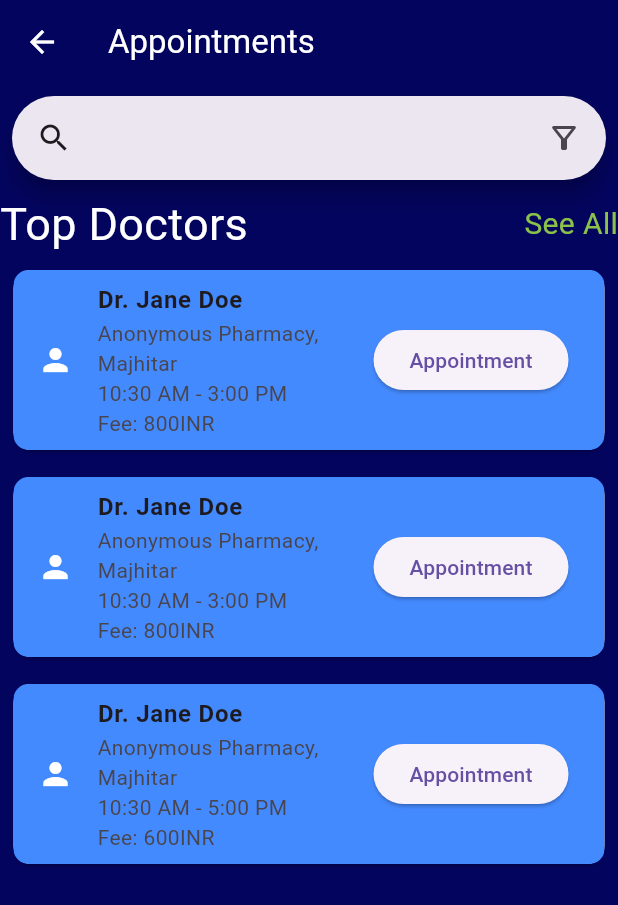
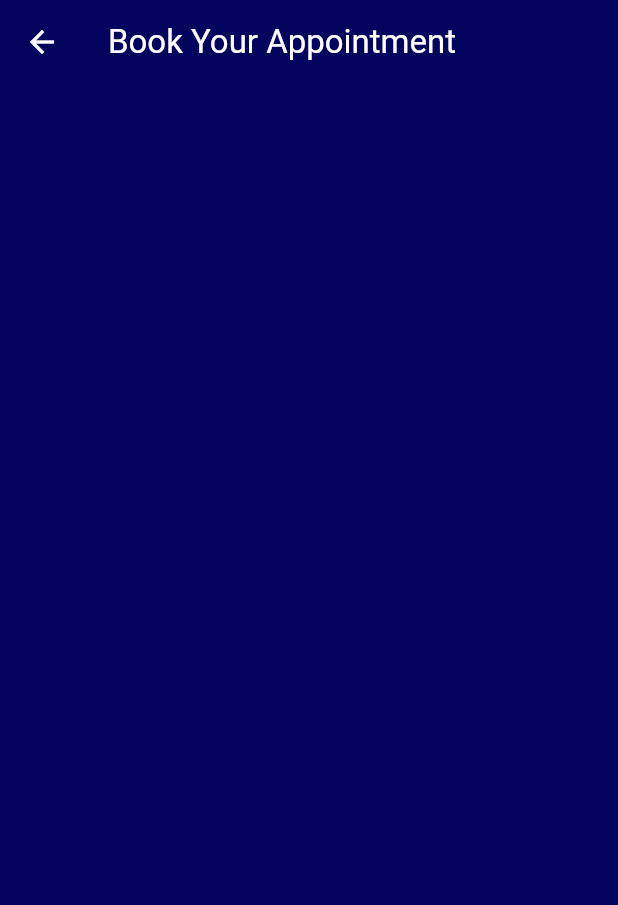
Before and after one commit to Google-Solutions-Challenge/PharmaQuill-App, a Flutter app: the Appointment screen opened by its route, after a tap on "Appointment", on a phone screen of 412 x 824 dp. Shown: the top 905 px of the screen. Run offline on Flutter 3.47's test engine with Material 3 defaults, Android fonts, the phone set to English and light mode, and no system bars; our stand-ins replace gradient_borders; missing offline and left inert: fancy_password_field.

Commit message:
Added Visit route

```diff
--- a/pharmaquill/lib/components/appointment.dart
+++ b/pharmaquill/lib/components/appointment.dart
@@ -127,7 +127,7 @@ class DoctorList extends StatelessWidget {
               leading: const Icon(
                 Icons.person,
                 color: Colors.white,
-              ), // Replace with actual image
+              ),
               title: Text(
                 doctor['name']!,
                 style: const TextStyle(fontWeight: FontWeight.bold),
@@ -142,7 +142,7 @@ class DoctorList extends StatelessWidget {
               ),
               trailing: ElevatedButton(
                 onPressed: () {
-                  print("Button pressed");
+                  Navigator.pushNamed(context, '/visit', arguments: doctor);
                 },
                 child: const Text('Appointment'),
               ),
--- /dev/null
+++ b/pharmaquill/lib/components/visit.dart
@@ -0,0 +1,25 @@
+import 'package:flutter/material.dart';
+
+class Visit extends StatelessWidget {
+  const Visit({super.key});
+
+  @override
+  Widget build(BuildContext context) {
+    final Map<String, String> doctor_data =
+        ModalRoute.of(context)!.settings.arguments as Map<String, String>;
+
+    return Scaffold(
+      backgroundColor: const Color.fromRGBO(3, 4, 94, 1),
+      appBar: AppBar(
+        backgroundColor: const Color.fromRGBO(3, 4, 94, 1),
+        title: const Text(
+          'Book Your Appointment',
+          style: TextStyle(color: Colors.white),
+        ),
+        leading: const BackButton(
+          color: Colors.white,
+        ),
+      ),
+    );
+  }
+}
--- a/pharmaquill/lib/main.dart
+++ b/pharmaquill/lib/main.dart
@@ -3,6 +3,7 @@ import "package:pharmaquill/components/appointment.dart";
 import "package:pharmaquill/components/home.dart";
 import "package:pharmaquill/components/signup.dart";
 import "package:pharmaquill/components/splash.dart";
+import "package:pharmaquill/components/visit.dart";
 
 void main() {
   runApp(const MyApp());
@@ -21,6 +22,7 @@ class MyApp extends StatelessWidget {
         '/home': (context) => const Home(),
         '/signup': (context) => const SignUp(),
         '/appointment': (context) => const Appointment(),
+        '/visit': (context) => const Visit(),
       },
     );
   }
```
